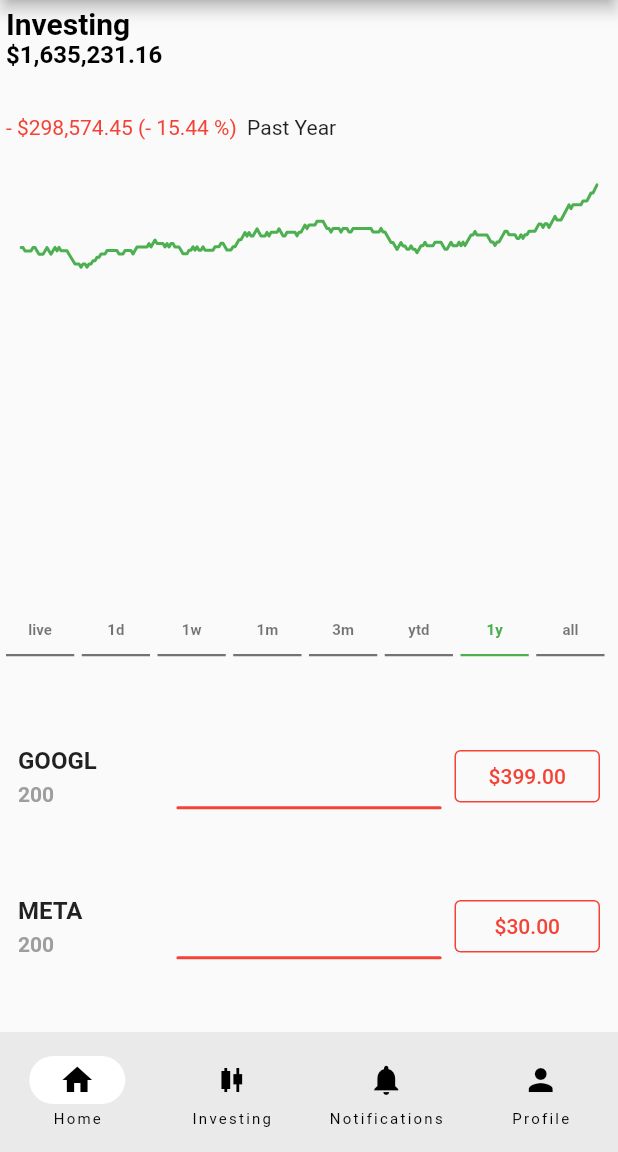
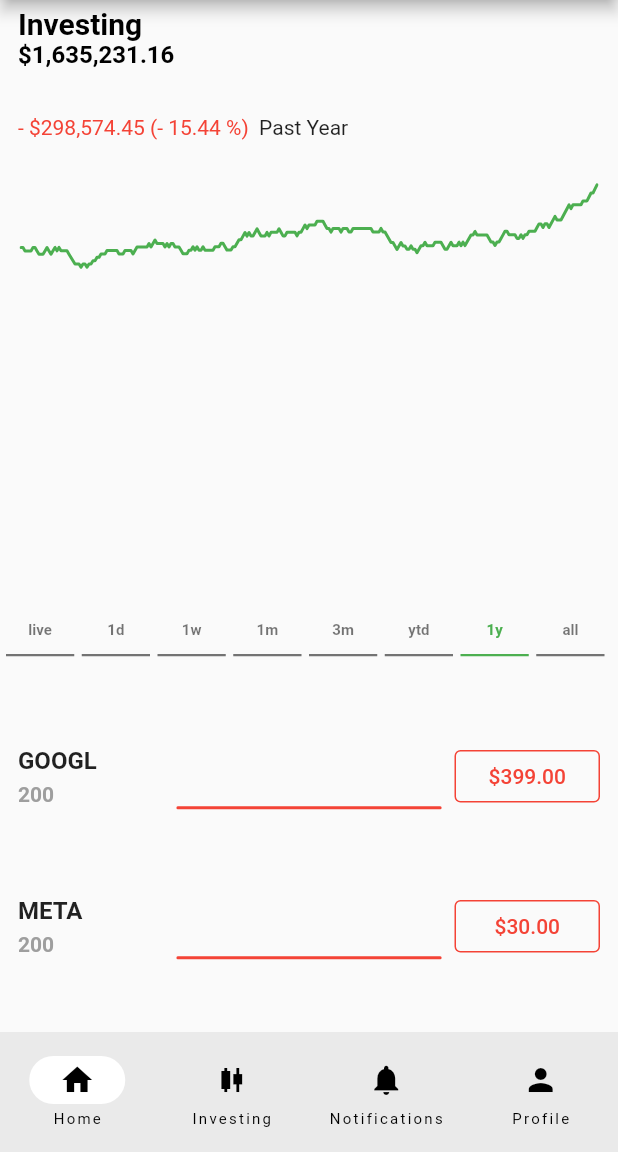
Before and after one commit to PrimeTimeTran/f-RSE, a Flutter app: the screen it shows after launch, after a tap on "1y", on a phone screen of 412 x 824 dp, the part 84-1236 px from its top. Run offline on Flutter 3.47's test engine with Material 2 defaults, Android fonts, the light colour scheme and no system bars; our stand-ins replace bloc, equatable, faker, firebase_analytics, firebase_core, firebase_crashlytics and 5 more; accounts and stored records are empty; network calls fail.

Commit message:
Refactor for Code Quality

```diff
--- a/lib/data/all.dart
+++ b/lib/data/all.dart
@@ -1,3 +1,3 @@
-export 'cubits/all.dart';
+export 'blocs/all.dart';
 export 'models/all.dart';
 export 'services/all.dart';
--- a/lib/data/cubits/asset_bloc.dart
+++ b/lib/data/blocs/asset_bloc.dart
@@ -68,7 +68,7 @@ class AssetBloc extends Bloc<AssetEvent, AssetState> {
     });
   }
 
-  Future<Asset?> fetchAsset(String sym) async {
+  void fetchAsset(String sym) async {
     try {
       final Asset newAsset = await assetService.fetchAsset(sym, period);
       asset = newAsset;
@@ -80,6 +80,6 @@ class AssetBloc extends Bloc<AssetEvent, AssetState> {
 
   void setPeriod(String p) async {
     period = p;
-    await fetchAsset(asset.sym);
+    fetchAsset(asset.sym);
   }
 }
--- a/lib/data/cubits/chart_bloc.dart
+++ b/lib/data/blocs/chart_bloc.dart
@@ -28,17 +28,9 @@ class ChartUpdate extends ChartEvent {
   List<Object?> get props => [chart];
 }
 
-class HoveredChart extends ChartEvent {
+class ChartFocused extends ChartEvent {
   final Chart chart;
-  HoveredChart(this.chart);
-
-  @override
-  List<Object?> get props => [chart];
-}
-
-class HoveredLineChart extends ChartEvent {
-  final Chart chart;
-  HoveredLineChart(this.chart);
+  ChartFocused(this.chart);
 
   @override
   List<Object?> get props => [chart];
@@ -57,25 +49,17 @@ class ChartInitial extends ChartState {
   List<Object?> get props => [chart];
 }
 
-class UpdatedChart extends ChartState {
+class ChartFocus extends ChartState {
   final Chart chart;
-  UpdatedChart(this.chart);
+  ChartFocus(this.chart);
 
   @override
   List<Object?> get props => [chart];
 }
 
-class HoveringChart extends ChartState {
+class UpdatedChart extends ChartState {
   final Chart chart;
-  HoveringChart(this.chart);
-
-  @override
-  List<Object?> get props => [chart];
-}
-
-class HoveringLineChart extends ChartState {
-  final Chart chart;
-  HoveringLineChart(this.chart);
+  UpdatedChart(this.chart);
 
   @override
   List<Object?> get props => [chart];
@@ -90,7 +74,7 @@ class ChartBloc extends Bloc<ChartEvent, ChartState> {
     required this.chart,
     required this.assetBloc,
     required this.portfolioBloc
-  }) :super(ChartInitial(chart)) {
+  }) : super(ChartInitial(chart)) {
     assetBloc.stream.listen((state) {
       if (state is AssetLoaded) {
         updateChart(state.asset, state.asset.sym);
@@ -102,12 +86,10 @@ class ChartBloc extends Bloc<ChartEvent, ChartState> {
       }
     });
 
-    on<HoveredChart>((e, emit) {
-      emit(HoveringChart(e.chart));
+    on<ChartFocused>((e, emit) {
+      emit(ChartFocus(e.chart));
     });
-    on<HoveredLineChart>((e, emit) {
-      emit(HoveringLineChart(e.chart));
-    });
+
     on<ChartUpdate>((e, emit) {
       emit(UpdatedChart(e.chart));
     });
@@ -129,10 +111,10 @@ class ChartBloc extends Bloc<ChartEvent, ChartState> {
     final newChart = chart.copyWith(
       time: p.x,
       xOffSet: xOffSet,
-      focusedPoint: p,
+      focusedValue: p.y,
     );
     chart = newChart;
-    add(HoveredLineChart(newChart));
+    add(ChartFocused(newChart));
   }
 
   void hoveredChart(CandleStick c, double xOffSet) {
@@ -140,22 +122,21 @@ class ChartBloc extends Bloc<ChartEvent, ChartState> {
       candle: c,
       time: c.time,
       xOffSet: xOffSet,
-      focusedPoint: DataPoint(c.time, c.value),
+      focusedValue: c.value,
     );
 
     chart = newChart;
-    add(HoveredChart(newChart));
+    add(ChartFocused(newChart));
   }
 
   void updateChart(Asset a, String sym) {
     final point = DataPoint(a.current.last.time, a.current.last.close);
     final newChart = chart.copyWith(
       sym: sym,
-      startValue: a.o,
       latestValue: point.y,
       candle: a.current.last,
       candleSeries: a.current,
-      assetStartValue: a.current.first.open,
+      startValue: a.current.first.open,
       portfolioStartValue: a.current.last.y,
     );
     chart = newChart;
@@ -163,7 +144,6 @@ class ChartBloc extends Bloc<ChartEvent, ChartState> {
   }
 
   void updateChartPortfolio(Portfolio p) {
-    print('updateChartPortfolio ${p.series.first.y} ${p.series.last.y} ${p.series.last.y - p.series.first.y} ');
     final newChart = chart.copyWith(
       sym: 'Investing',
       data: p.series,
--- a/lib/data/cubits/portfolio_bloc.dart
+++ b/lib/data/blocs/portfolio_bloc.dart
@@ -72,11 +72,9 @@ class PortfolioBloc extends Bloc<PortfolioEvent, PortfolioState> {
   }
 
   Future<void> fetchPortfolio(int id) async {
-    emit(PortfolioLoading());
     try {
       final Portfolio p = await portfolioService.fetchPortfolio(id, period);
       portfolio = p;
-      print('fetch prortfolio ${p.id}');
       add(LoadedPortfolio(p));
     } catch (e) {
       add(LoadError('fetching portfolio $e'));
@@ -91,7 +89,6 @@ class PortfolioBloc extends Bloc<PortfolioEvent, PortfolioState> {
 
   void setPeriod(String p) {
     period = p;
-    print(portfolio.id);
     fetchPortfolio(portfolio.id);
   }
 }
--- a/lib/data/models/chart.dart
+++ b/lib/data/models/chart.dart
@@ -12,11 +12,10 @@ class Chart {
   late double startValue = 1;
   late double latestValue = 1;
   late String period = 'live';
-  late double assetStartValue = 1;
+  late double focusedValue = 1;
   late double portfolioStartValue = 1;
   late List<CandleStick> candleSeries = [];
   late CandleStick candle = CandleStick.fact();
-  late DataPoint focusedPoint = DataPoint('', 1);
   late List<DataPoint> data = [DataPoint(DateTime.now().toString(), 1)];
 
   Chart();
@@ -30,9 +29,8 @@ class Chart {
     double? startValue,
     double? latestValue,
     CandleStick? candle,
+    double? focusedValue,
     List<DataPoint>? data,
-    DataPoint? focusedPoint,
-    double? assetStartValue,
     double? portfolioStartValue,
     List<CandleStick>? candleSeries,
   }) {
@@ -47,8 +45,7 @@ class Chart {
       ..data = List.from(data ?? this.data)
       ..startValue = startValue ?? this.startValue
       ..latestValue = latestValue ?? this.latestValue
-      ..focusedPoint = focusedPoint ?? this.focusedPoint
-      ..assetStartValue = assetStartValue ?? this.assetStartValue
+      ..focusedValue = focusedValue ?? this.focusedValue
       ..candleSeries = List.from(candleSeries ?? this.candleSeries)
       ..portfolioStartValue = portfolioStartValue ?? this.portfolioStartValue;
   }
--- a/lib/data/services/portfolio_service.dart
+++ b/lib/data/services/portfolio_service.dart
@@ -8,7 +8,7 @@ class PortfolioService {
 
   Future<Portfolio> fetchPortfolio(int id, String period) async {
     try {
-      var path = await Uri.parse("$api/portfolios/$id?period=$period");
+      var path = Uri.parse("$api/portfolios/$id?period=$period");
       final response = await http.get(path);
       if (response.statusCode == 200) {
         final p = Portfolio.fromJson(json.decode(response.body), period: period);
--- a/lib/presentation/screens/home_screen.dart
+++ b/lib/presentation/screens/home_screen.dart
@@ -47,28 +47,12 @@ class HomeScreenState extends State<HomeScreen> {
     return SingleChildScrollView(
       child: Column(
         children: [
-          LineChart(
-            lock: lock,
-            lockFlag: lockFlag,
-            unLockFlag: unLockFlag,
-          ),
+          LineChart(),
           mobileWatchList(context),
           const Articles(),
         ],
       ),
     );
-  }
-
-  unLockFlag(some) {
-    setState(() {
-      lock = true;
-    });
-  }
-
-  lockFlag(other) {
-    setState(() {
-      lock = true;
-    });
   }
 
   Widget buildDesktop(context) {
@@ -82,15 +66,7 @@ class HomeScreenState extends State<HomeScreen> {
               child: Column(
                 children: [
                   const TickerCarousel(),
-                  MouseRegion(
-                    onExit: (event) => lockFlag(true),
-                    onEnter: (event) => unLockFlag(false),
-                    child: LineChart(
-                      lock: lock,
-                      lockFlag: lockFlag,
-                      unLockFlag: unLockFlag,
-                    ),
-                  ),
+                  LineChart(),
                   const Articles(),
                 ],
               ),
--- a/lib/presentation/widgets/candle_chart.dart
+++ b/lib/presentation/widgets/candle_chart.dart
@@ -37,7 +37,6 @@ class CandleChartState extends State<CandleChart> {
   }
 
   buildChartBody(List<CandleStick> data) {
-    p('buildChartBody ${data.length}');
     return Column(
       children: [
         Column(
--- a/lib/presentation/widgets/candle_hovered_details.dart
+++ b/lib/presentation/widgets/candle_hovered_details.dart
@@ -12,7 +12,7 @@ class CandleHoveredDetails extends StatelessWidget {
       builder: (context, state) {
         if (state is UpdatedChart) {
           return buildCandleItem(context, state.chart.candle);
-        } else if (state is HoveringChart) {
+        } else if (state is ChartFocus) {
           return buildCandleItem(context, state.chart.candle);
         } else {
           return const SizedBox();
--- a/lib/presentation/widgets/chart_header.dart
+++ b/lib/presentation/widgets/chart_header.dart
@@ -4,29 +4,21 @@ import 'package:flutter_bloc/flutter_bloc.dart';
 import 'package:rse/all.dart';
 
 class ChartHeader extends StatelessWidget {
-  const ChartHeader();
+  const ChartHeader({super.key});
 
   @override
   Widget build(BuildContext context) {
-    return Align(
+    return Padding(
+      padding: const EdgeInsets.only(left: 8.0),
+      child: Align(
         alignment: Alignment.centerLeft,
         child: SizedBox(
           height: 100,
           child: BlocConsumer<ChartBloc, ChartState>(
             builder: (context, state) {
-            if (state is HoveringLineChart) {
-              final focusedValue = state.chart.focusedPoint.y;
-              final startValue = state.chart.portfolioStartValue;
-              return ChartHeaderDetails(
-                hovering: true,
-                title: 'Investing',
-                startValue: startValue,
-                focusValue: focusedValue,
-                gain: calculatePercentageChange(focusedValue, startValue),
-              );
-            } else if (state is HoveringChart) {
-              final focusedValue = state.chart.focusedPoint.y;
-              final startValue = state.chart.assetStartValue;
+              if (state is ChartFocus) {
+                final startValue = state.chart.startValue;
+                final focusedValue = state.chart.focusedValue;
                 return ChartHeaderDetails(
                   hovering: true,
                   title: state.chart.sym,
@@ -36,7 +28,7 @@ class ChartHeader extends StatelessWidget {
                 );
               } else if (state is UpdatedChart) {
                 final focusedValue = state.chart.latestValue;
-              final startValue = state.chart.sym == 'Investing' ? state.chart.startValue : state.chart.assetStartValue;
+                final startValue = state.chart.startValue;
                 return ChartHeaderDetails(
                   hovering: false,
                   startValue: startValue,
@@ -51,6 +43,7 @@ class ChartHeader extends StatelessWidget {
             listener: (context, state) {},
           ),
         ),
+      ),
     );
   }
 }
--- a/lib/presentation/widgets/line_chart.dart
+++ b/lib/presentation/widgets/line_chart.dart
@@ -5,10 +5,7 @@ import 'package:flutter_bloc/flutter_bloc.dart';
 import 'package:rse/all.dart';
 
 class LineChart extends StatefulWidget {
-  final Function(bool) lockFlag;
-  final Function(bool) unLockFlag;
-  final bool lock;
-  const LineChart({super.key, required this.lockFlag, required this.unLockFlag, required this.lock});
+  const LineChart({super.key});
 
   @override
   LineChartState createState() => LineChartState();
@@ -33,31 +30,12 @@ class LineChartState extends State<LineChart> {
   }
 
   @override
-  void didUpdateWidget(covariant LineChart oldWidget) {
-    super.didUpdateWidget(oldWidget);
-    if (widget.lock && widget.lock == oldWidget.lock) {
-      WidgetsBinding.instance.addPostFrameCallback((_) {
-        var data = context.read<ChartBloc>().chart.data;
-        var idx = data.length;
-        _trackballBehavior?.showByIndex(idx);
-      });
-    }
-  }
-
-  @override
   Widget build(BuildContext context) {
     return BlocBuilder<PortfolioBloc, PortfolioState>(
       builder: (context, state) {
-        if (state is PortfolioLoading) {
-          return Container( // Wrap with a Container
-            height: MediaQuery.of(context).size.height * .48, // Set the height to fill the screen
-            child: const Center(
-              child: CircularProgressIndicator(),
-            ),
-          );
-        } else if (state is PortfolioLoaded) {
+        if (state is PortfolioLoaded) {
+          final data = state.portfolio.series;
           context.read<ChartBloc>().chartPortfolio(state.portfolio);
-          final data = state.portfolio.series;
           return buildChart(data);
         } else {
           return const SizedBox();
--- a/lib/presentation/widgets/time_label.dart
+++ b/lib/presentation/widgets/time_label.dart
@@ -10,11 +10,8 @@ class TimeLabel extends StatelessWidget {
   Widget build(BuildContext context) {
     return BlocBuilder<ChartBloc, ChartState>(
         builder: (c, state) {
-          if (state is HoveringChart) {
+          if (state is ChartFocus) {
             final p = c.read<AssetBloc>().period;
-            return buildTimeLabel(context, p, state.chart.xOffSet, state.chart.time);
-          } else if  (state is HoveringLineChart) {
-            final p = c.read<PortfolioBloc>().period;
             return buildTimeLabel(context, p, state.chart.xOffSet, state.chart.time);
           } else {
             return const SizedBox.shrink();
```
Also changed, not shown: lib/data/blocs/all.dart (renamed from lib/data/cubits/all.dart), lib/data/blocs/local_storage_cubit.dart (renamed from lib/data/cubits/local_storage_cubit.dart), lib/data/blocs/news_bloc.dart (renamed from lib/data/cubits/news_bloc.dart). Lines whose indentation alone changed are shown as unchanged.
